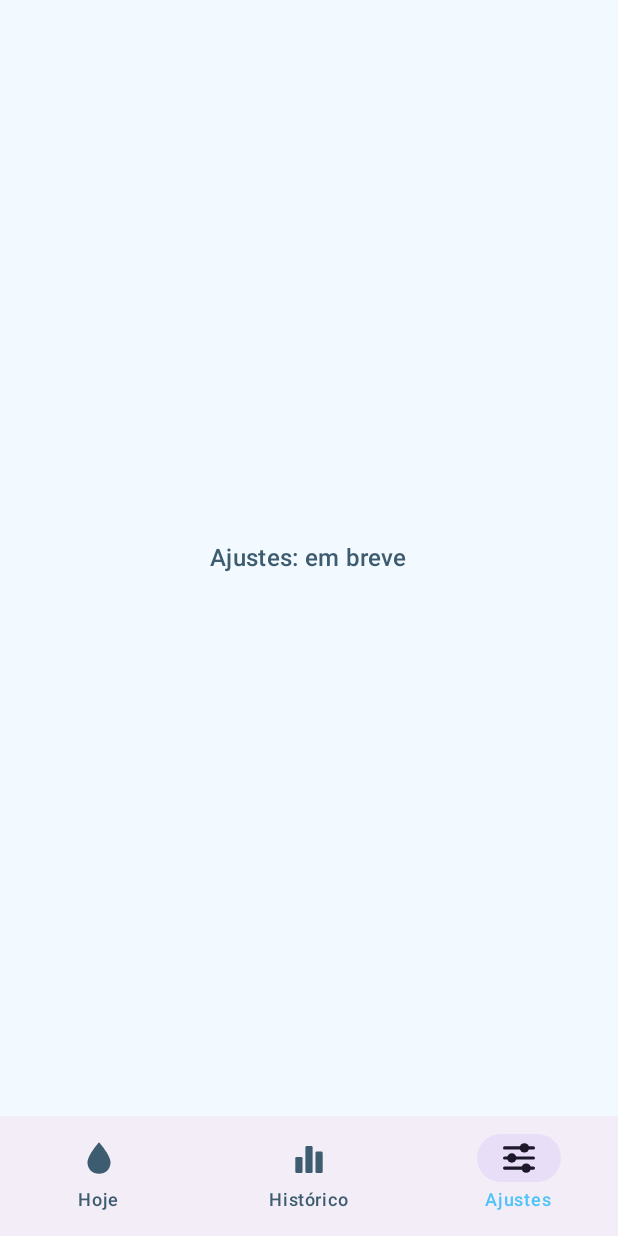
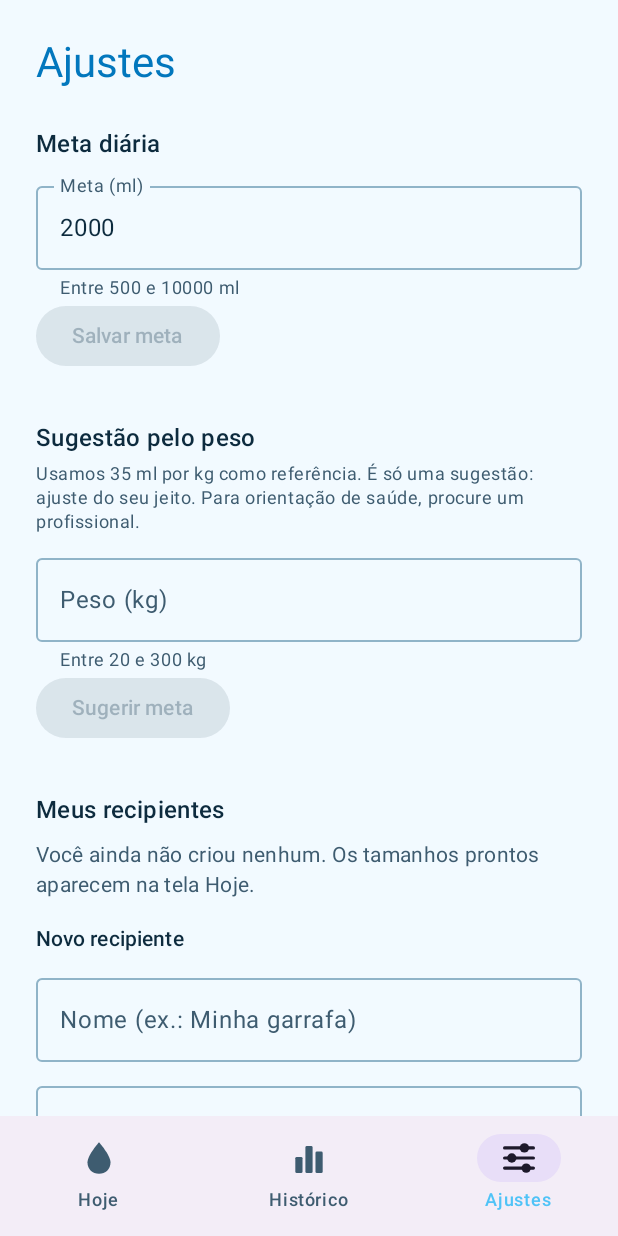
Before and after one commit to devdenisviana/hidrata-ai, an Android app built with Jetpack Compose: the screen it shows after launch (MainActivity), item 3 of the bottom bar chosen, on a phone screen of 412 x 824 dp. Run offline under Robolectric (Android 15) with nearby library versions, the phone set to English and light mode, and no system bars; our stand-ins replace Room's generated code.

Commit message:
Adiciona tela de ajustes com meta, peso e recipientes personalizados

```diff
--- a/app/src/main/java/com/devdenisviana/hidrataai/MainActivity.kt
+++ b/app/src/main/java/com/devdenisviana/hidrataai/MainActivity.kt
@@ -62,7 +62,7 @@ class MainActivity : ComponentActivity() {
                     when (abaAtual) {
                         Aba.HOJE -> TelaHoje(viewModel = viewModel, modifier = conteudo)
                         Aba.HISTORICO -> TelaEmBreve(titulo = "Histórico", modifier = conteudo)
-                        Aba.AJUSTES -> TelaEmBreve(titulo = "Ajustes", modifier = conteudo)
+                        Aba.AJUSTES -> TelaAjustes(viewModel = viewModel, modifier = conteudo)
                     }
                 }
             }
--- /dev/null
+++ b/app/src/main/java/com/devdenisviana/hidrataai/TelaAjustes.kt
@@ -0,0 +1,192 @@
+package com.devdenisviana.hidrataai
+
+import androidx.compose.foundation.layout.Column
+import androidx.compose.foundation.layout.Row
+import androidx.compose.foundation.layout.Spacer
+import androidx.compose.foundation.layout.fillMaxSize
+import androidx.compose.foundation.layout.fillMaxWidth
+import androidx.compose.foundation.layout.height
+import androidx.compose.foundation.layout.imePadding
+import androidx.compose.foundation.layout.padding
+import androidx.compose.foundation.layout.size
+import androidx.compose.foundation.layout.width
+import androidx.compose.foundation.rememberScrollState
+import androidx.compose.foundation.text.KeyboardOptions
+import androidx.compose.foundation.verticalScroll
+import androidx.compose.material3.Button
+import androidx.compose.material3.MaterialTheme
+import androidx.compose.material3.OutlinedTextField
+import androidx.compose.material3.Text
+import androidx.compose.material3.TextButton
+import androidx.compose.runtime.Composable
+import androidx.compose.runtime.collectAsState
+import androidx.compose.runtime.getValue
+import androidx.compose.runtime.mutableStateOf
+import androidx.compose.runtime.saveable.rememberSaveable
+import androidx.compose.runtime.setValue
+import androidx.compose.ui.Alignment
+import androidx.compose.ui.Modifier
+import androidx.compose.ui.text.input.KeyboardType
+import androidx.compose.ui.unit.dp
+
+@Composable
+fun TelaAjustes(viewModel: HidrataViewModel, modifier: Modifier = Modifier) {
+    val metaAtual by viewModel.metaMl.collectAsState()
+    val pesoAtual by viewModel.pesoKg.collectAsState()
+    val recipientes by viewModel.recipientes.collectAsState()
+    val personalizados = recipientes.filter { it.id > 0 }
+
+    var textoMeta by rememberSaveable { mutableStateOf(metaAtual.toString()) }
+    var textoPeso by rememberSaveable {
+        mutableStateOf(if (pesoAtual > 0) pesoAtual.toString() else "")
+    }
+    var textoNome by rememberSaveable { mutableStateOf("") }
+    var textoMl by rememberSaveable { mutableStateOf("") }
+
+    val metaDigitada = textoMeta.toIntOrNull() ?: 0
+    val pesoDigitado = textoPeso.toIntOrNull() ?: 0
+    val mlDigitado = textoMl.toIntOrNull() ?: 0
+
+    val teclaNumerica = KeyboardOptions(keyboardType = KeyboardType.Number)
+
+    Column(
+        modifier = modifier
+            .fillMaxSize()
+            .imePadding()
+            .verticalScroll(rememberScrollState())
+            .padding(24.dp)
+    ) {
+        Text(
+            text = "Ajustes",
+            style = MaterialTheme.typography.headlineMedium,
+            color = MaterialTheme.colorScheme.primary
+        )
+        Spacer(Modifier.height(24.dp))
+
+        Text(text = "Meta diária", style = MaterialTheme.typography.titleMedium)
+        Spacer(Modifier.height(8.dp))
+        OutlinedTextField(
+            value = textoMeta,
+            onValueChange = { novo ->
+                if (novo.length <= 5 && novo.all { it.isDigit() }) textoMeta = novo
+            },
+            label = { Text("Meta (ml)") },
+            singleLine = true,
+            keyboardOptions = teclaNumerica,
+            isError = textoMeta.isNotEmpty() && !metaValida(metaDigitada),
+            supportingText = { Text("Entre $META_MIN_ML e $META_MAX_ML ml") },
+            modifier = Modifier.fillMaxWidth()
+        )
+        Button(
+            onClick = { viewModel.definirMeta(metaDigitada) },
+            enabled = metaValida(metaDigitada) && metaDigitada != metaAtual
+        ) {
+            Text("Salvar meta")
+        }
+
+        Spacer(Modifier.height(32.dp))
+        Text(text = "Sugestão pelo peso", style = MaterialTheme.typography.titleMedium)
+        Spacer(Modifier.height(4.dp))
+        Text(
+            text = "Usamos 35 ml por kg como referência. É só uma sugestão: ajuste do seu jeito. " +
+                    "Para orientação de saúde, procure um profissional.",
+            style = MaterialTheme.typography.bodySmall,
+            color = MaterialTheme.colorScheme.onSurfaceVariant
+        )
+        Spacer(Modifier.height(8.dp))
+        OutlinedTextField(
+            value = textoPeso,
+            onValueChange = { novo ->
+                if (novo.length <= 3 && novo.all { it.isDigit() }) textoPeso = novo
+            },
+            label = { Text("Peso (kg)") },
+            singleLine = true,
+            keyboardOptions = teclaNumerica,
+            isError = textoPeso.isNotEmpty() && !pesoValido(pesoDigitado),
+            supportingText = { Text("Entre $PESO_MIN_KG e $PESO_MAX_KG kg") },
+            modifier = Modifier.fillMaxWidth()
+        )
+        Button(
+            onClick = {
+                viewModel.definirPeso(pesoDigitado)
+                textoMeta = metaSugeridaPorPeso(pesoDigitado).toString()
+            },
+            enabled = pesoValido(pesoDigitado)
+        ) {
+            Text("Sugerir meta")
+        }
+
+        Spacer(Modifier.height(32.dp))
+        Text(text = "Meus recipientes", style = MaterialTheme.typography.titleMedium)
+        Spacer(Modifier.height(8.dp))
+        if (personalizados.isEmpty()) {
+            Text(
+                text = "Você ainda não criou nenhum. Os tamanhos prontos aparecem na tela Hoje.",
+                style = MaterialTheme.typography.bodyMedium,
+                color = MaterialTheme.colorScheme.onSurfaceVariant
+            )
+        } else {
+            personalizados.forEach { recipiente ->
+                Row(
+                    modifier = Modifier
+                        .fillMaxWidth()
+                        .padding(vertical = 4.dp),
+                    verticalAlignment = Alignment.CenterVertically
+                ) {
+                    IconeRecipiente(
+                        tipo = tipoDoRecipiente(recipiente.ml),
+                        cor = MaterialTheme.colorScheme.primary,
+                        modifier = Modifier.size(32.dp)
+                    )
+                    Spacer(Modifier.width(12.dp))
+                    Column(modifier = Modifier.weight(1f)) {
+                        Text(text = recipiente.nome, style = MaterialTheme.typography.bodyLarge)
+                        Text(
+                            text = "${recipiente.ml} ml",
+                            style = MaterialTheme.typography.bodySmall,
+                            color = MaterialTheme.colorScheme.onSurfaceVariant
+                        )
+                    }
+                    TextButton(onClick = { viewModel.apagarRecipiente(recipiente) }) {
+                        Text("Apagar")
+                    }
+                }
+            }
+        }
+
+        Spacer(Modifier.height(16.dp))
+        Text(text = "Novo recipiente", style = MaterialTheme.typography.labelLarge)
+        Spacer(Modifier.height(8.dp))
+        OutlinedTextField(
+            value = textoNome,
+            onValueChange = { novo ->
+                if (novo.length <= MAX_NOME_RECIPIENTE) textoNome = novo
+            },
+            label = { Text("Nome (ex.: Minha garrafa)") },
+            singleLine = true,
+            modifier = Modifier.fillMaxWidth()
+        )
+        Spacer(Modifier.height(8.dp))
+        OutlinedTextField(
+            value = textoMl,
+            onValueChange = { novo ->
+                if (novo.length <= 4 && novo.all { it.isDigit() }) textoMl = novo
+            },
+            label = { Text("Tamanho (ml)") },
+            singleLine = true,
+            keyboardOptions = teclaNumerica,
+            modifier = Modifier.fillMaxWidth()
+        )
+        Button(
+            onClick = {
+                viewModel.criarRecipiente(textoNome, mlDigitado)
+                textoNome = ""
+                textoMl = ""
+            },
+            enabled = recipienteValido(textoNome, mlDigitado)
+        ) {
+            Text("Adicionar recipiente")
+        }
+        Spacer(Modifier.height(24.dp))
+    }
+}
```
